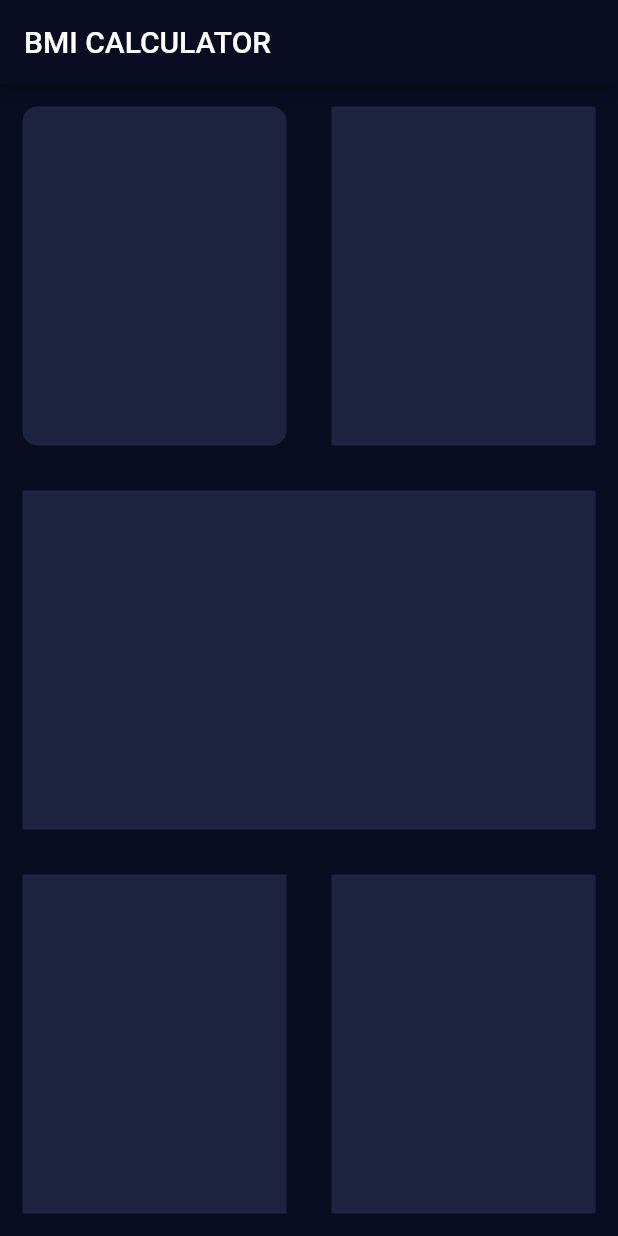
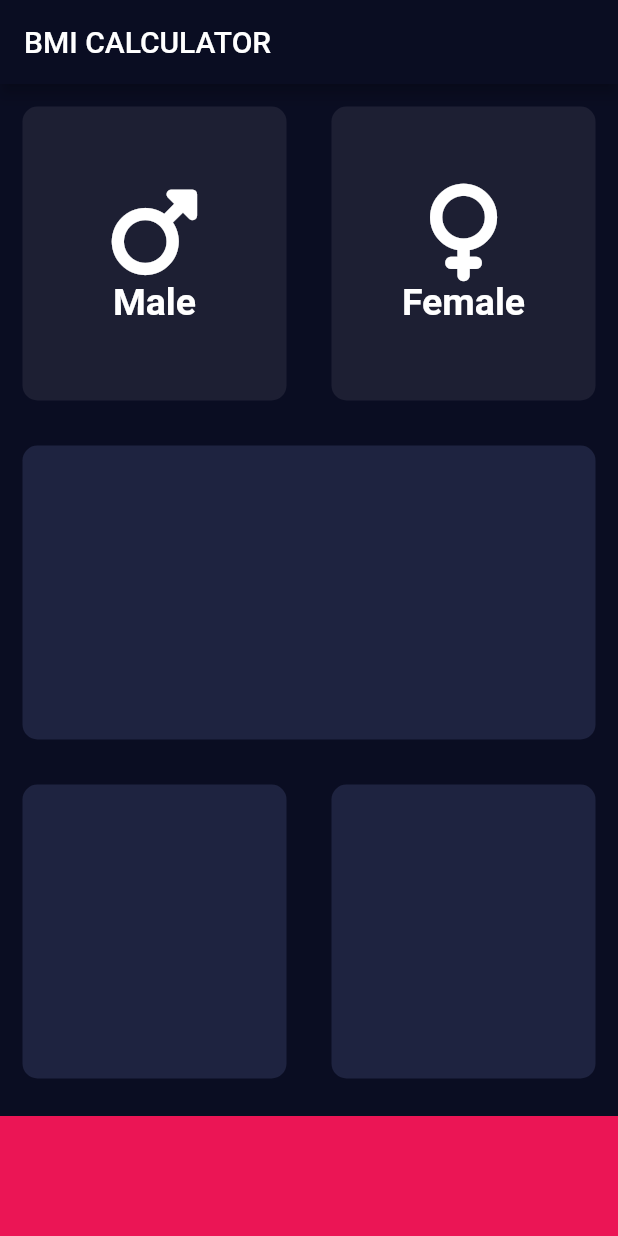
Before and after one commit to HeratUni-CS/bmi-calculator-asadullahsadiqi, a Flutter app: the screen it shows after launch, on a phone screen of 412 x 824 dp. Run offline on Flutter 3.47's test engine with Material 2 defaults, Android fonts, the phone set to English and light mode, and no system bars; our stand-ins replace font_awesome_flutter.

Commit message:
creating the male and felmale card with selecting option can chose on of them with different color

```diff
--- /dev/null
+++ b/lib/icon_content.dart
@@ -0,0 +1,23 @@
+
+import 'package:flutter/material.dart';
+class iconContent extends StatelessWidget {
+  final IconData iconData;
+  final String label;
+  iconContent({required this.iconData, required this.label});
+  @override
+  Widget build(BuildContext context) {
+    return Column(
+      mainAxisAlignment: MainAxisAlignment.center,
+      children: [
+        Icon(iconData, size: 65),
+        Text(
+          label,
+          style: TextStyle(
+            fontSize: 25,
+            fontWeight: FontWeight.bold,
+          ),
+        ),
+      ],
+    );
+  }
+}
--- a/lib/input_page.dart
+++ b/lib/input_page.dart
@@ -1,4 +1,15 @@
 import 'package:flutter/material.dart';
+import 'package:font_awesome_flutter/font_awesome_flutter.dart';
+import 'icon_content.dart';
+import 'reusable_widget.dart';
+
+const activeCardColor = Color(0xFF1E2340);
+const inactiveCardCOlor = Color(0xFF1D1F33);
+enum Gender{
+  male,
+  female,
+}
+
 
 class InputPage extends StatefulWidget {
   @override
@@ -6,6 +17,22 @@ class InputPage extends StatefulWidget {
 }
 
 class _InputPageState extends State<InputPage> {
+  Color maleCardColor= inactiveCardCOlor;
+  Color femaleCardColor= inactiveCardCOlor;
+Gender? genderSelectd;
+  // void genderSelected(Gender selectedGender){
+  //   setState(() {
+  //     if(selectedGender==Gender.male){
+  //       maleCardColor= activeCardColor;
+  //       femaleCardColor= inactiveCardCOlor;
+  //     }else{
+  //       femaleCardColor=activeCardColor;
+  //       maleCardColor= inactiveCardCOlor;
+  //     }
+  //   });
+  //
+  //
+  // }
   @override
   Widget build(BuildContext context) {
     return Scaffold(
@@ -17,49 +44,44 @@ class _InputPageState extends State<InputPage> {
           Expanded(
             child: Row(
               children: [
-                Expanded(
-                  child: Container(
-
-
-                    margin: EdgeInsets.all(15),
-                    decoration:BoxDecoration(
-                      borderRadius: BorderRadius.circular(10),
-                      color: Color(0xFF1E2340),
-                    ) ,
-                  ),
+                ResusableWidgit(
+                  onPressed: (){
+                  setState(() {
+                    genderSelectd=Gender.male;
+                  });
+                  },
+                  color: (genderSelectd==Gender.male)?activeCardColor:inactiveCardCOlor,
+                  child: iconContent(
+                      iconData: FontAwesomeIcons.mars, label: 'Male'),
                 ),
-                Expanded(
-                  child: Container(
-                    color: Color(0xFF1E2340),
-                    margin: EdgeInsets.all(15),
+                ResusableWidgit(
+                  onPressed: (){
+                setState(() {
+                  genderSelectd=Gender.female;
+                });
+                  },
+                    color: (genderSelectd==Gender.female)?activeCardColor:inactiveCardCOlor,
+                  child: iconContent(
+                    iconData: FontAwesomeIcons.venus,
+                    label: 'Female',
                   ),
                 ),
               ],
             ),
           ),
-          Expanded(
-            child: Container(
-              color: Color(0xFF1E2340),
-              margin: EdgeInsets.all(15),
-            ),
-          ),
+          ResusableWidgit(color: activeCardColor),
           Expanded(
             child: Row(
               children: [
-                Expanded(
-                  child: Container(
-                    color: Color(0xFF1E2340),
-                    margin: EdgeInsets.all(15),
-                  ),
-                ),
-                Expanded(
-                  child: Container(
-                    color: Color(0xFF1E2340),
-                    margin: EdgeInsets.all(15),
-                  ),
-                ),
+                ResusableWidgit(color: activeCardColor),
+                ResusableWidgit(color: activeCardColor),
               ],
             ),
+          ),
+          Container(
+            height: 80,
+            color: Color(0xFFEB1555),
+            margin: EdgeInsets.only(top: 10),
           ),
         ],
       ),
--- /dev/null
+++ b/lib/reusable_widget.dart
@@ -0,0 +1,26 @@
+
+import 'package:flutter/material.dart';
+
+class ResusableWidgit extends StatelessWidget {
+  ResusableWidgit({required this.color, this.child,this.onPressed});
+  final Color color;
+  final Widget? child;
+  final void Function()? onPressed;
+  @override
+  Widget build(BuildContext context) {
+    return Expanded(
+      child: InkWell(
+        onTap:onPressed ,
+        child: Container(
+          margin: EdgeInsets.all(15),
+          decoration: BoxDecoration(
+            borderRadius: BorderRadius.circular(10),
+            // color: Color(0xFF1E2340),
+            color: color,
+          ),
+          child: child,
+        ),
+      ),
+    );
+  }
+}
--- a/pubspec.yaml
+++ b/pubspec.yaml
@@ -36,6 +36,7 @@ dependencies:
   # The following adds the Cupertino Icons font to your application.
   # Use with the CupertinoIcons class for iOS style icons.
   cupertino_icons: ^1.0.2
+  font_awesome_flutter: ^10.2.1
 
 dev_dependencies:
   flutter_test:
```
Also changed, not shown: pubspec.lock.
